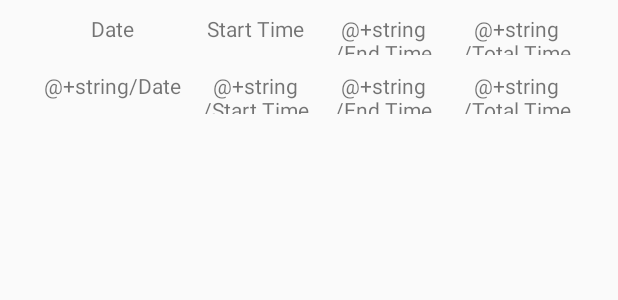
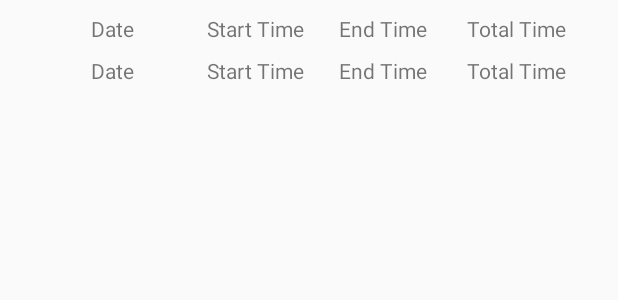
Before and after one commit to Clivey/CISInvoice, an Android app: the layout custom_day_view.xml on its own in the app's theme, with its tools: preview values and no code run, on a phone screen of 412 x 824 dp. Shown: the top 300 px of the screen. Run offline under Robolectric (Android 15) with nearby library versions, the phone set to English and light mode, and no system bars.

Commit message:
Fixed custom_day_view display issues

```diff
--- a/app/src/main/res/layout/custom_day_view.xml
+++ b/app/src/main/res/layout/custom_day_view.xml
@@ -9,7 +9,7 @@
     <LinearLayout
         android:id="@+id/linearLayout4"
         android:layout_width="368dp"
-        android:layout_height="38dp"
+        android:layout_height="28dp"
         android:layout_marginStart="8dp"
         android:layout_marginTop="4dp"
         android:layout_marginEnd="8dp"
@@ -43,7 +43,7 @@
             android:layout_height="wrap_content"
             android:layout_margin="5dp"
             android:layout_weight="1"
-            android:text="@+string/End Time"
+            android:text="@string/end_time"
             android:textAlignment="center" />
 
         <TextView
@@ -53,13 +53,13 @@
             android:layout_margin="5dp"
             android:layout_marginEnd="20dp"
             android:layout_weight="1"
-            android:text="@+string/Total Time"
+            android:text="@string/total_time"
             android:textAlignment="center" />
     </LinearLayout>
 
     <LinearLayout
         android:layout_width="368dp"
-        android:layout_height="39dp"
+        android:layout_height="30dp"
         android:layout_marginStart="8dp"
         android:layout_marginEnd="8dp"
         android:orientation="horizontal"
@@ -72,9 +72,9 @@
             android:layout_width="50dp"
             android:layout_height="wrap_content"
             android:layout_margin="5dp"
+            android:layout_marginStart="20dp"
             android:layout_weight="1"
-            android:text="@+string/Date"
-            android:layout_marginStart="20dp"
+            android:text="@string/date"
             android:textAlignment="center" />
 
         <TextView
@@ -83,7 +83,7 @@
             android:layout_height="wrap_content"
             android:layout_margin="5dp"
             android:layout_weight="1"
-            android:text="@+string/Start Time"
+            android:text="@string/start_time"
             android:textAlignment="center" />
 
         <TextView
@@ -92,7 +92,7 @@
             android:layout_height="wrap_content"
             android:layout_margin="5dp"
             android:layout_weight="1"
-            android:text="@+string/End Time"
+            android:text="@string/end_time"
             android:textAlignment="center" />
 
         <TextView
@@ -100,9 +100,9 @@
             android:layout_width="35dp"
             android:layout_height="wrap_content"
             android:layout_margin="5dp"
+            android:layout_marginEnd="20dp"
             android:layout_weight="1"
-            android:text="@+string/Total Time"
-            android:layout_marginEnd="20dp"
+            android:text="@string/total_time2"
             android:textAlignment="center" />
     </LinearLayout>
 </android.support.constraint.ConstraintLayout>
--- a/app/src/main/res/values/strings.xml
+++ b/app/src/main/res/values/strings.xml
@@ -13,7 +13,8 @@
     <string name="hourly_rate">Hourly Rate</string>
     <string name="start_time">Start Time</string>
     <string name="date">Date</string>
-    <string name="total_time">Total Time</string>
     <string name="end_time">End Time</string>
     <string name="delete_invoice">Delete Invoice</string>
+    <string name="total_time">Total Time</string>
+    <string name="total_time2">Total Time</string>
 </resources>
```
